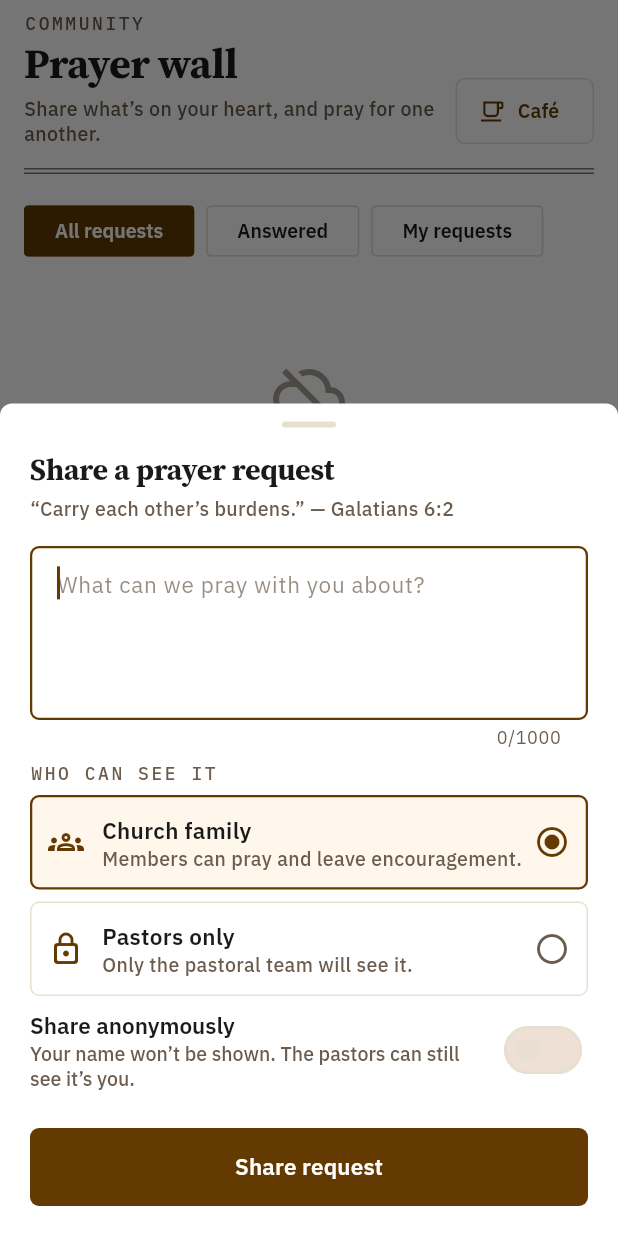
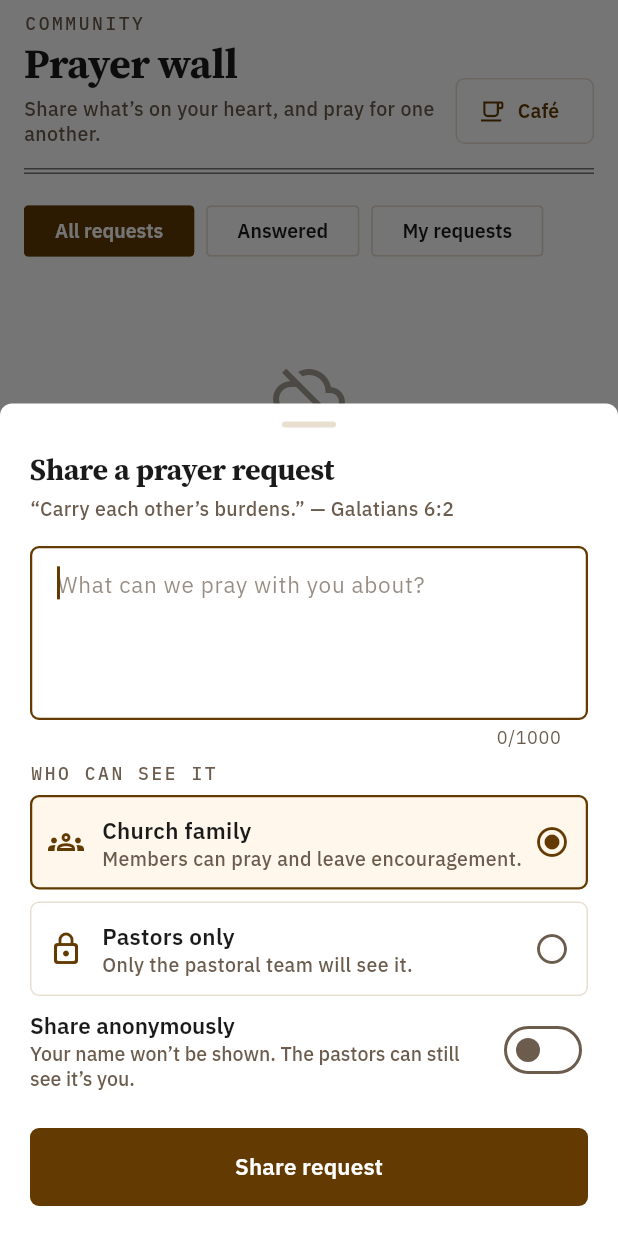
Before and after one commit to Achu-Worifung/rejoice-greatly-mobile-app, a Flutter app: the CommunityPage screen opened directly, after a tap on "Share a request", on a phone screen of 412 x 824 dp. Run offline on Flutter 3.47's test engine with Material 3 defaults, Android fonts, the phone set to English and light mode, and no system bars; our stand-ins replace app_links, auto_size_text, cached_network_image, camera, carousel_slider, firebase_auth and 13 more; missing offline and left inert: cryptography, dart:html, dart:ui_web, google_mlkit_face_detection, nfc_manager, onesignal_flutter and 1 more; accounts and stored records are empty; project files that could hold a hidden picture were left out.

Commit message:
Make the anonymous switch visible when it's off
The default off state (cream track, pale thumb) all but disappeared on the
composer's white sheet. It now has a muted thumb and outline.

Co-Authored-By: Claude Opus 5.5 <noreply@anthropic.com>
Claude-Session: https://claude.ai/code/session_01XsjLtSeZmoSP1MXG68JRA7

```diff
--- a/lib/widgets/prayer_sheets.dart
+++ b/lib/widgets/prayer_sheets.dart
@@ -270,6 +270,13 @@ class _PrayerComposerState extends State<_PrayerComposer> {
               contentPadding: EdgeInsets.zero,
               value: _anonymous,
               activeTrackColor: ChurchColors.button,
+              // Off has to read as a switch too: the default cream track and
+              // pale thumb all but vanish on the white sheet.
+              inactiveThumbColor: ChurchColors.muted,
+              inactiveTrackColor: ChurchColors.background,
+              trackOutlineColor: WidgetStateProperty.resolveWith(
+                (states) => states.contains(WidgetState.selected) ? ChurchColors.button : ChurchColors.muted,
+              ),
               onChanged: (v) => setState(() => _anonymous = v),
               title: const Text('Share anonymously', style: ChurchType.bodyStrong),
               subtitle: const Text(
```
